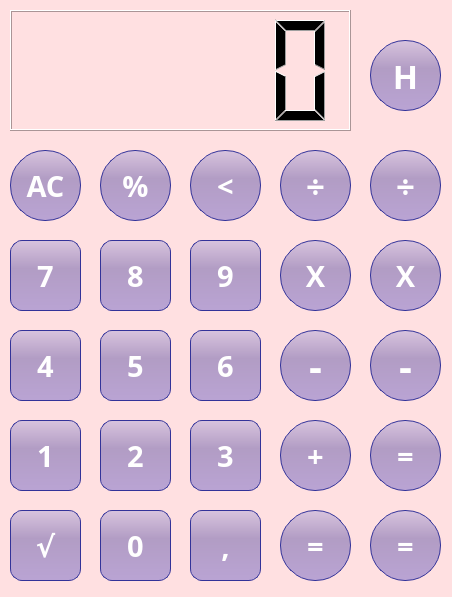
The window that calculadora.ui (ilopjim13/ejercicioCalculadora) describes before a commit, drawn with Qt 5.
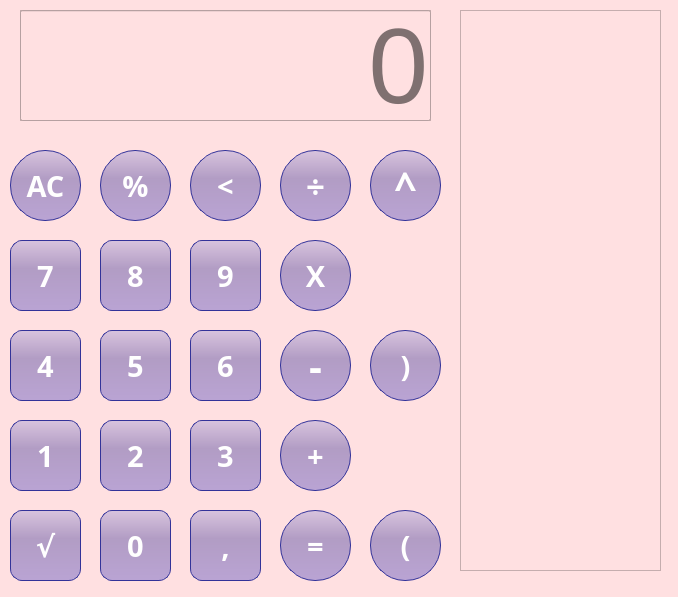
The same window after the commit.

Commit message: funcionalidades de los botones realizada

```diff
--- a/calculadora.ui
+++ b/calculadora.ui
@@ -6,7 +6,7 @@
    <rect>
     <x>0</x>
     <y>0</y>
-    <width>452</width>
+    <width>678</width>
     <height>597</height>
    </rect>
   </property>
@@ -19,29 +19,42 @@
 background-color:rgb(255, 224, 225)</string>
   </property>
   <property name="toolButtonStyle">
-   <enum>Qt::ToolButtonStyle::ToolButtonTextBesideIcon</enum>
+   <enum>Qt::ToolButtonIconOnly</enum>
   </property>
   <widget class="QWidget" name="Botones">
    <widget class="QLCDNumber" name="LcdNumber">
     <property name="geometry">
      <rect>
-      <x>10</x>
+      <x>20</x>
       <y>10</y>
-      <width>341</width>
-      <height>121</height>
+      <width>411</width>
+      <height>111</height>
      </rect>
     </property>
+    <property name="sizePolicy">
+     <sizepolicy hsizetype="Minimum" vsizetype="Minimum">
+      <horstretch>0</horstretch>
+      <verstretch>0</verstretch>
+     </sizepolicy>
+    </property>
     <property name="maximumSize">
      <size>
-      <width>341</width>
+      <width>543</width>
       <height>16777215</height>
      </size>
     </property>
     <property name="font">
      <font>
       <family>Segoe UI</family>
+      <pointsize>5</pointsize>
      </font>
     </property>
+    <property name="frameShape">
+     <enum>QFrame::StyledPanel</enum>
+    </property>
+    <property name="frameShadow">
+     <enum>QFrame::Plain</enum>
+    </property>
    </widget>
    <widget class="QPushButton" name="Bt_borrar">
     <property name="geometry">
@@ -766,12 +779,27 @@
    <widget class="QTableWidget" name="Ta_Historial">
     <property name="geometry">
      <rect>
-      <x>470</x>
+      <x>460</x>
       <y>10</y>
-      <width>256</width>
+      <width>201</width>
       <height>561</height>
      </rect>
     </property>
+    <property name="font">
+     <font>
+      <bold>false</bold>
+      <stylestrategy>PreferDefault</stylestrategy>
+     </font>
+    </property>
+    <property name="horizontalScrollBarPolicy">
+     <enum>Qt::ScrollBarAlwaysOff</enum>
+    </property>
+    <property name="rowCount">
+     <number>0</number>
+    </property>
+    <property name="columnCount">
+     <number>0</number>
+    </property>
    </widget>
    <widget class="QPushButton" name="igual_2">
     <property name="geometry">
@@ -806,46 +834,10 @@
 }</string>
     </property>
     <property name="text">
-     <string>=</string>
+     <string>(</string>
     </property>
    </widget>
-   <widget class="QPushButton" name="igual_3">
-    <property name="geometry">
-     <rect>
-      <x>370</x>
-      <y>420</y>
-      <width>71</width>
-      <height>71</height>
-     </rect>
-    </property>
-    <property name="font">
-     <font>
-      <family>Vrinda</family>
-      <pointsize>22</pointsize>
-      <italic>false</italic>
-      <bold>true</bold>
-     </font>
-    </property>
-    <property name="styleSheet">
-     <string notr="true">QPushButton {
-color: white;
-background-color: QLinearGradient(spread:pad x1: 0, y1: 0, x2: 0, y2: 1, stop: 0.0 rgba(156,152,215,100), stop: 0.4 rgba(58,52,151,100), stop: 1.0 rgba(78,70,190,100));
-border-width: 1px;
-border-color: #339;
-border-style: solid;
-border-radius: 35;
-padding: 3px;
-padding-left: 5px;
-padding-right: 5px;
-font:bold;
-font-family:Vrinda;
-}</string>
-    </property>
-    <property name="text">
-     <string>=</string>
-    </property>
-   </widget>
-   <widget class="QPushButton" name="restar_2">
+   <widget class="QPushButton" name="Bt_paren2">
     <property name="geometry">
      <rect>
       <x>370</x>
@@ -857,6 +849,42 @@
     <property name="font">
      <font>
       <family>Vrinda</family>
+      <pointsize>22</pointsize>
+      <italic>false</italic>
+      <bold>true</bold>
+     </font>
+    </property>
+    <property name="styleSheet">
+     <string notr="true">QPushButton {
+color: white;
+background-color: QLinearGradient(spread:pad x1: 0, y1: 0, x2: 0, y2: 1, stop: 0.0 rgba(156,152,215,100), stop: 0.4 rgba(58,52,151,100), stop: 1.0 rgba(78,70,190,100));
+border-width: 1px;
+border-color: #339;
+border-style: solid;
+border-radius: 35;
+padding: 3px;
+padding-left: 5px;
+padding-right: 5px;
+font:bold;
+font-family:Vrinda;
+}</string>
+    </property>
+    <property name="text">
+     <string>)</string>
+    </property>
+   </widget>
+   <widget class="QPushButton" name="Bt_elevar">
+    <property name="geometry">
+     <rect>
+      <x>370</x>
+      <y>150</y>
+      <width>71</width>
+      <height>71</height>
+     </rect>
+    </property>
+    <property name="font">
+     <font>
+      <family>Vrinda</family>
       <pointsize>30</pointsize>
       <italic>false</italic>
       <bold>true</bold>
@@ -878,115 +906,31 @@
 }</string>
     </property>
     <property name="text">
-     <string>-</string>
+     <string>^</string>
     </property>
    </widget>
-   <widget class="QPushButton" name="dividir_2">
+   <widget class="QLineEdit" name="Le_pantalla">
     <property name="geometry">
      <rect>
-      <x>370</x>
-      <y>150</y>
-      <width>71</width>
-      <height>71</height>
+      <x>20</x>
+      <y>10</y>
+      <width>411</width>
+      <height>111</height>
      </rect>
     </property>
     <property name="font">
      <font>
-      <family>Vrinda</family>
-      <pointsize>25</pointsize>
-      <italic>false</italic>
-      <bold>true</bold>
+      <pointsize>80</pointsize>
      </font>
     </property>
-    <property name="styleSheet">
-     <string notr="true">QPushButton {
-color: white;
-background-color: QLinearGradient(spread:pad x1: 0, y1: 0, x2: 0, y2: 1, stop: 0.0 rgba(156,152,215,100), stop: 0.4 rgba(58,52,151,100), stop: 1.0 rgba(78,70,190,100));
-border-width: 1px;
-border-color: #339;
-border-style: solid;
-border-radius: 35;;
-padding: 3px;
-padding-left: 5px;
-padding-right: 5px;
-font:bold;
-font-family:Vrinda;
-}</string>
-    </property>
     <property name="text">
-     <string>÷</string>
+     <string/>
     </property>
-   </widget>
-   <widget class="QPushButton" name="multi_2">
-    <property name="geometry">
-     <rect>
-      <x>370</x>
-      <y>240</y>
-      <width>71</width>
-      <height>71</height>
-     </rect>
+    <property name="alignment">
+     <set>Qt::AlignRight|Qt::AlignTrailing|Qt::AlignVCenter</set>
     </property>
-    <property name="font">
-     <font>
-      <family>Vrinda</family>
-      <pointsize>22</pointsize>
-      <italic>false</italic>
-      <bold>true</bold>
-     </font>
-    </property>
-    <property name="styleSheet">
-     <string notr="true">QPushButton {
-color: white;
-background-color: QLinearGradient(spread:pad x1: 0, y1: 0, x2: 0, y2: 1, stop: 0.0 rgba(156,152,215,100), stop: 0.4 rgba(58,52,151,100), stop: 1.0 rgba(78,70,190,100));
-border-width: 1px;
-border-color: #339;
-border-style: solid;
-border-radius: 35;
-padding: 3px;
-padding-left: 5px;
-padding-right: 5px;
-font:bold;
-font-family:Vrinda;
-}</string>
-    </property>
-    <property name="text">
-     <string>X</string>
-    </property>
-   </widget>
-   <widget class="QPushButton" name="dividir_3">
-    <property name="geometry">
-     <rect>
-      <x>370</x>
-      <y>40</y>
-      <width>71</width>
-      <height>71</height>
-     </rect>
-    </property>
-    <property name="font">
-     <font>
-      <family>Vrinda</family>
-      <pointsize>25</pointsize>
-      <italic>false</italic>
-      <bold>true</bold>
-     </font>
-    </property>
-    <property name="styleSheet">
-     <string notr="true">QPushButton {
-color: white;
-background-color: QLinearGradient(spread:pad x1: 0, y1: 0, x2: 0, y2: 1, stop: 0.0 rgba(156,152,215,100), stop: 0.4 rgba(58,52,151,100), stop: 1.0 rgba(78,70,190,100));
-border-width: 1px;
-border-color: #339;
-border-style: solid;
-border-radius: 35;;
-padding: 3px;
-padding-left: 5px;
-padding-right: 5px;
-font:bold;
-font-family:Vrinda;
-}</string>
-    </property>
-    <property name="text">
-     <string>H</string>
+    <property name="placeholderText">
+     <string>0</string>
     </property>
    </widget>
   </widget>
```
Left out of the diff: 4 changed lines with no effect on the pictures. The commit also changes 2 other files.
